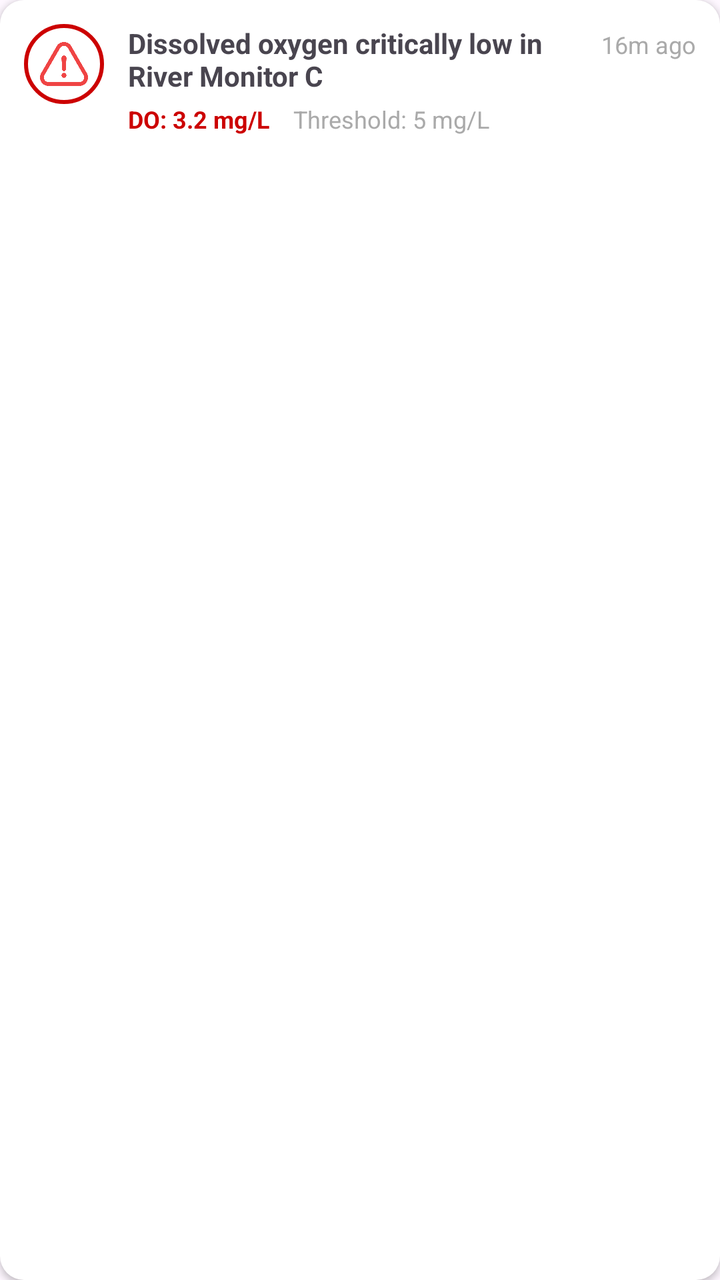
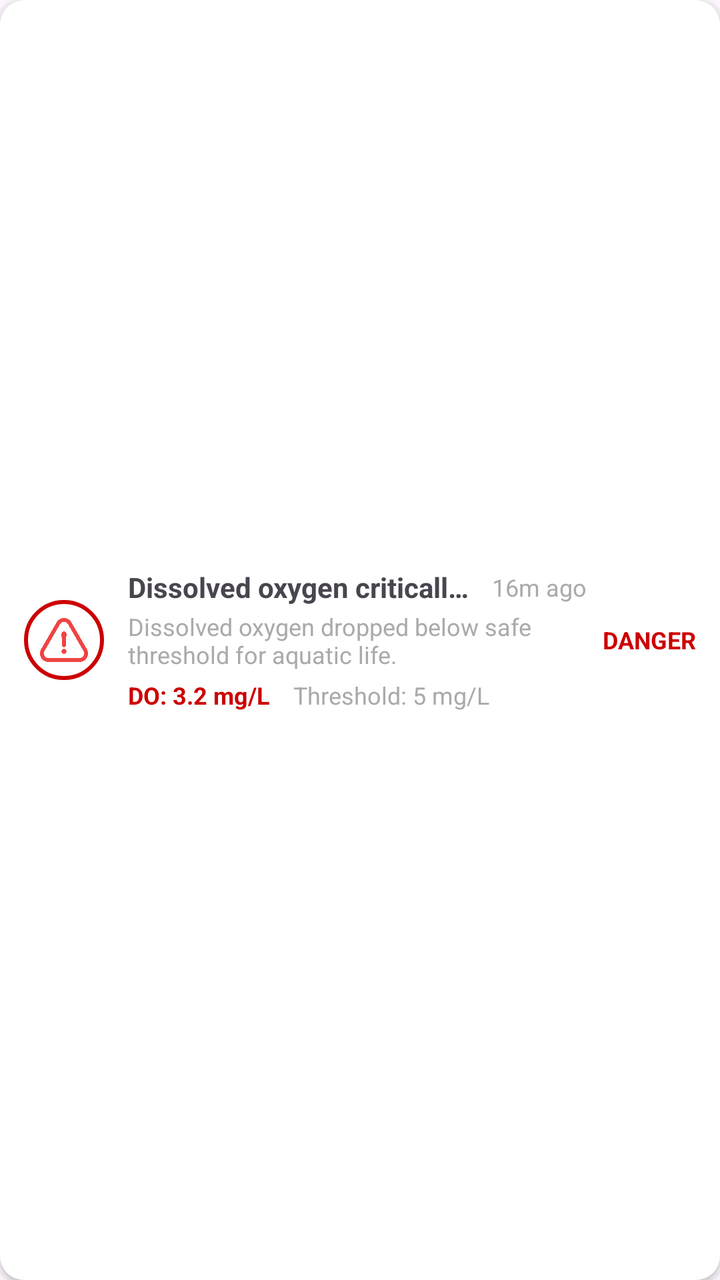

Compare the two renders of this Android layout. The source of the first and the diff that turns it into the second are given below.
<!-- AndroidManifest.xml: application theme Theme.ED_System -->
<!-- res/layout/item_alert_card.xml -->
<LinearLayout xmlns:android="http://schemas.android.com/apk/res/android"
    android:layout_width="match_parent"
    android:layout_height="wrap_content"
    android:orientation="horizontal"
    android:padding="12dp"
    android:layout_marginBottom="16dp"
    android:background="@drawable/bg_alert_card"
    android:elevation="2dp">

    
    <ImageView
        android:id="@+id/alertIcon"
        android:layout_width="40dp"
        android:layout_height="40dp"
        android:layout_marginEnd="12dp"
        android:contentDescription="Alert icon"
        android:src="@drawable/ic_warning"
        android:background="@drawable/bg_alert_icon"
        android:padding="8dp" />

    
    <LinearLayout
        android:layout_width="0dp"
        android:layout_height="wrap_content"
        android:layout_weight="1"
        android:orientation="vertical">

        
        <LinearLayout
            android:layout_width="match_parent"
            android:layout_height="wrap_content"
            android:orientation="horizontal">


            <TextView
                android:id="@+id/alertTitle"
                android:layout_width="0dp"
                android:layout_height="wrap_content"
                android:layout_weight="1"
                android:text="Dissolved oxygen critically low in River Monitor C"
                android:textSize="14sp"
                android:textStyle="bold"
                android:layout_marginEnd="8dp" />

            <TextView
                android:id="@+id/alertTime"
                android:layout_width="wrap_content"
                android:layout_height="wrap_content"
                android:text="16m ago"
                android:textSize="12sp"
                android:textColor="@android:color/darker_gray" />
        </LinearLayout>

        
        <LinearLayout
            android:layout_width="match_parent"
            android:layout_height="wrap_content"
            android:layout_marginTop="4dp">

            <TextView
                android:id="@+id/alertValue"
                android:layout_width="wrap_content"
                android:layout_height="wrap_content"
                android:text="DO: 3.2 mg/L"
                android:textColor="@android:color/holo_red_dark"
                android:textStyle="bold"
                android:textSize="12sp" />

            <TextView
                android:id="@+id/alertThreshold"
                android:layout_width="wrap_content"
                android:layout_height="wrap_content"
                android:layout_marginStart="12dp"
                android:text="Threshold: 5 mg/L"
                android:textColor="@android:color/darker_gray"
                android:textSize="12sp" />
        </LinearLayout>
    </LinearLayout>

</LinearLayout>
<!-- resources referenced by this layout -->
<resources>
  <!-- drawable bg_alert_card (drawable) -->
  <shape xmlns:android="http://schemas.android.com/apk/res/android"
      android:shape="rectangle">
      <solid android:color="@android:color/white" />
      <corners android:radius="12dp" />
  </shape>
  <!-- drawable bg_alert_icon (drawable) -->
  <shape xmlns:android="http://schemas.android.com/apk/res/android"
      android:shape="oval">
      <solid android:color="@android:color/transparent" />
      <stroke
          android:width="2dp"
          android:color="@android:color/holo_red_dark" />
  </shape>
  <!-- drawable ic_warning: png bitmap (drawable, 22350 bytes) -->
  <style name="Theme.ED_System" parent="Base.Theme.ED_System" />
  <style name="Base.Theme.ED_System" parent="Theme.Material3.DayNight.NoActionBar">
          
          
      </style>
</resources>

<!-- the commit's change to res/layout/item_alert_card.xml (unified diff, before → after) -->
@@ -5,7 +5,8 @@
     android:padding="12dp"
     android:layout_marginBottom="16dp"
     android:background="@drawable/bg_alert_card"
-    android:elevation="2dp">
+    android:elevation="2dp"
+    android:gravity="center_vertical">
 
     
     <ImageView
@@ -29,8 +30,8 @@
         <LinearLayout
             android:layout_width="match_parent"
             android:layout_height="wrap_content"
-            android:orientation="horizontal">
-
+            android:orientation="horizontal"
+            android:gravity="center_vertical">
 
             <TextView
                 android:id="@+id/alertTitle"
@@ -40,7 +41,9 @@
                 android:text="Dissolved oxygen critically low in River Monitor C"
                 android:textSize="14sp"
                 android:textStyle="bold"
-                android:layout_marginEnd="8dp" />
+                android:layout_marginEnd="8dp"
+                android:ellipsize="end"
+                android:singleLine="true" />
 
             <TextView
                 android:id="@+id/alertTime"
@@ -52,10 +55,21 @@
         </LinearLayout>
 
         
+        <TextView
+            android:id="@+id/alertDescription"
+            android:layout_width="match_parent"
+            android:layout_height="wrap_content"
+            android:layout_marginTop="2dp"
+            android:text="Dissolved oxygen dropped below safe threshold for aquatic life."
+            android:textSize="12sp"
+            android:textColor="@android:color/darker_gray" />
+
+        
         <LinearLayout
             android:layout_width="match_parent"
             android:layout_height="wrap_content"
-            android:layout_marginTop="4dp">
+            android:layout_marginTop="4dp"
+            android:gravity="center_vertical">
 
             <TextView
                 android:id="@+id/alertValue"
@@ -77,4 +91,15 @@
         </LinearLayout>
     </LinearLayout>
 
+    
+    <TextView
+        android:id="@+id/alertStatus"
+        android:layout_width="wrap_content"
+        android:layout_height="wrap_content"
+        android:layout_marginStart="8dp"
+        android:text="DANGER"
+        android:textStyle="bold"
+        android:textSize="12sp"
+        android:textColor="@android:color/holo_red_dark" />
+
 </LinearLayout>
